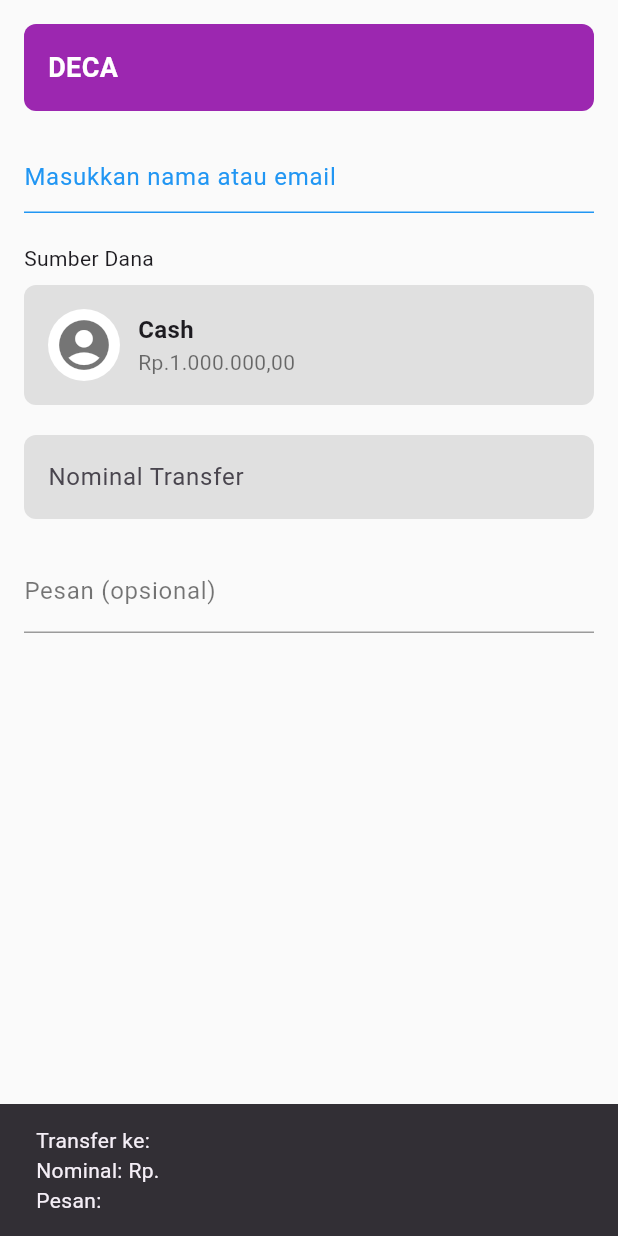
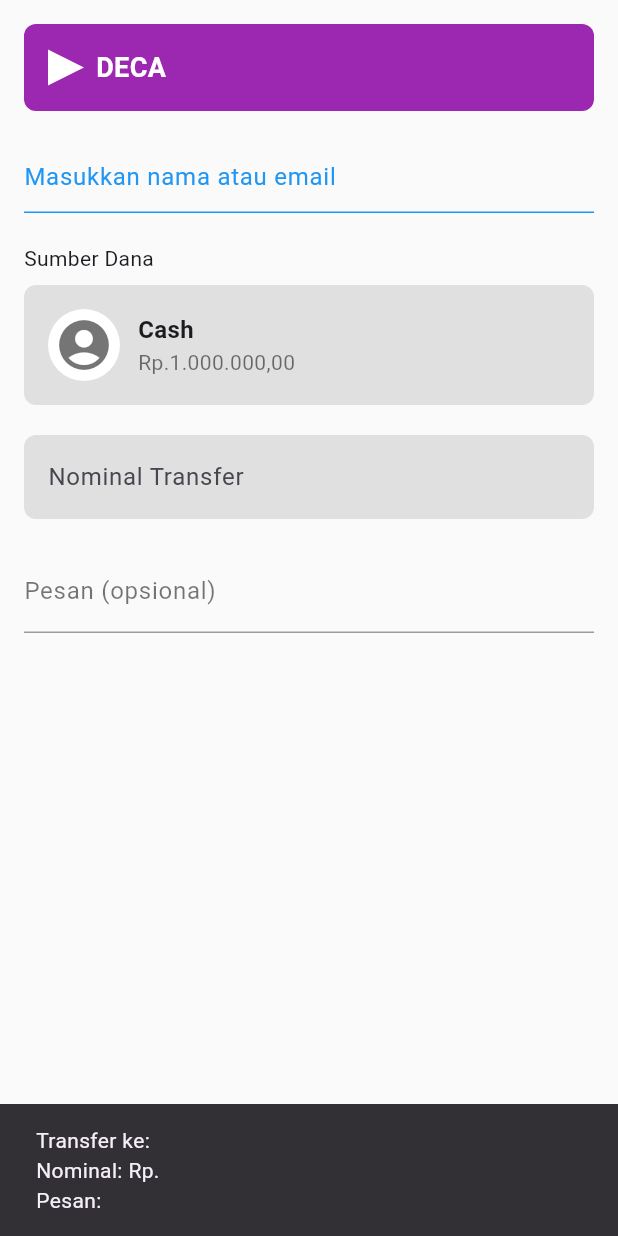
Before and after one commit to GalaxyRexus/mbanking_flutter, a Flutter app: the TransferForm screen opened directly, after a tap on "LANJUTKAN", on a phone screen of 412 x 824 dp. Run offline on Flutter 3.47's test engine with Material 3 defaults, Android fonts, the phone set to English and light mode, and no system bars.

Commit message:
button back home transfer

```diff
--- a/lib/form_transfer.dart
+++ b/lib/form_transfer.dart
@@ -1,4 +1,5 @@
 import 'package:flutter/material.dart';
+import 'home.dart'; // pastikan ini path ke home.dart
 
 void main() {
   runApp(const FormTransferPage());
@@ -9,7 +10,10 @@ class FormTransferPage extends StatelessWidget {
 
   @override
   Widget build(BuildContext context) {
-    return MaterialApp(debugShowCheckedModeBanner: false, home: TransferForm());
+    return MaterialApp(
+      debugShowCheckedModeBanner: false,
+      home: const TransferForm(),
+    );
   }
 }
 
@@ -45,7 +49,7 @@ class _TransferFormState extends State<TransferForm> {
           child: Column(
             crossAxisAlignment: CrossAxisAlignment.start,
             children: [
-              // Header
+              // Header dengan tombol kembali segitiga
               Container(
                 width: double.infinity,
                 padding: const EdgeInsets.all(16),
@@ -53,13 +57,34 @@ class _TransferFormState extends State<TransferForm> {
                   color: primaryColor,
                   borderRadius: BorderRadius.circular(8),
                 ),
-                child: const Text(
+                child: Row(
+                  children: [
+                    GestureDetector(
+                      onTap: () {
+                        Navigator.pushReplacement(
+                          context,
+                          MaterialPageRoute(
+                              builder: (context) => HomePage()),
+                        );
+                      },
+                      child: Transform.rotate(
+                        angle: 3.1416, // putar 180 derajat
+                        child: CustomPaint(
+                          size: const Size(24, 24),
+                          painter: TrianglePainter(color: Colors.white),
+                        ),
+                      ),
+                    ),
+                    const SizedBox(width: 8),
+                    const Text(
                       "DECA",
                       style: TextStyle(
                         color: Colors.white,
                         fontSize: 18,
                         fontWeight: FontWeight.bold,
                       ),
+                    ),
+                  ],
                 ),
               ),
               const SizedBox(height: 20),
@@ -169,7 +194,6 @@ class _TransferFormState extends State<TransferForm> {
                     ),
                   ),
                   onPressed: () {
-                    // contoh ambil input
                     String nama = namaController.text;
                     String nominal = nominalController.text;
                     String pesan = pesanController.text;
@@ -195,3 +219,23 @@ class _TransferFormState extends State<TransferForm> {
     );
   }
 }
+
+// Custom Painter Segitiga
+class TrianglePainter extends CustomPainter {
+  final Color color;
+  TrianglePainter({required this.color});
+
+  @override
+  void paint(Canvas canvas, Size size) {
+    final paint = Paint()..color = color;
+    final path = Path();
+    path.moveTo(0, size.height / 2); // titik kiri tengah
+    path.lineTo(size.width, 0); // titik kanan atas
+    path.lineTo(size.width, size.height); // titik kanan bawah
+    path.close();
+    canvas.drawPath(path, paint);
+  }
+
+  @override
+  bool shouldRepaint(covariant CustomPainter oldDelegate) => false;
+}
```
Lines whose indentation alone changed are shown as unchanged.
